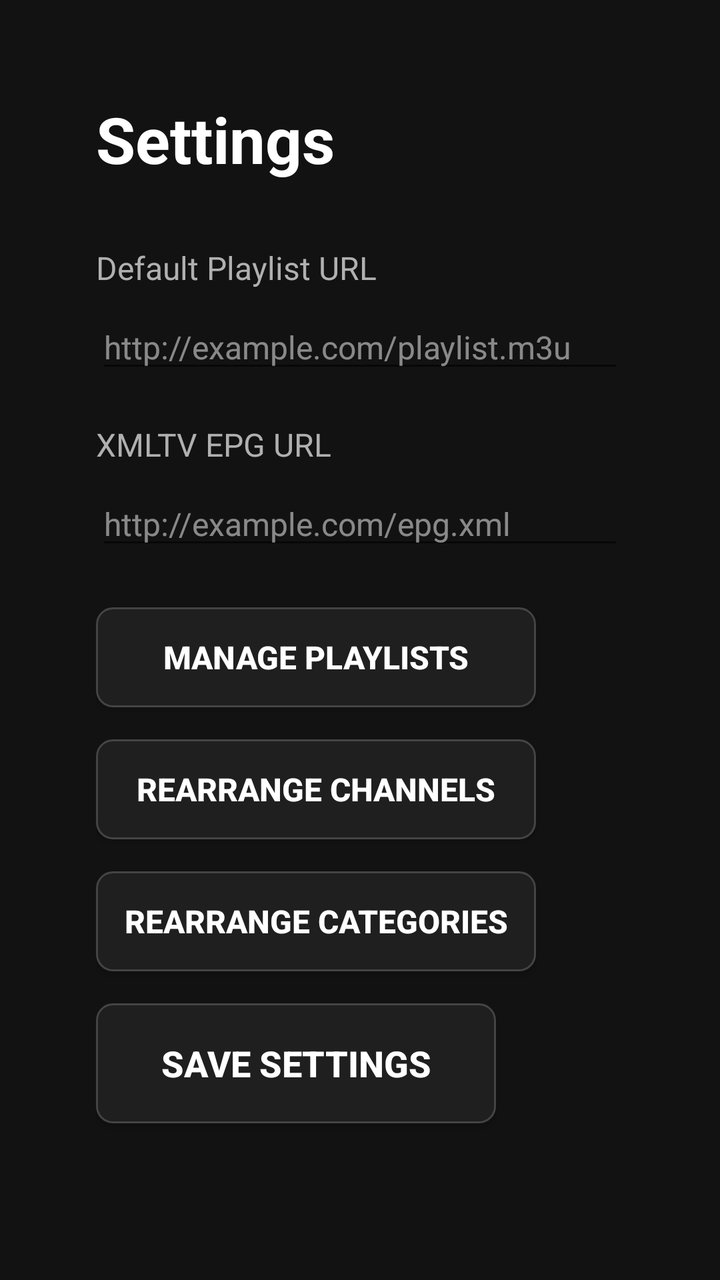
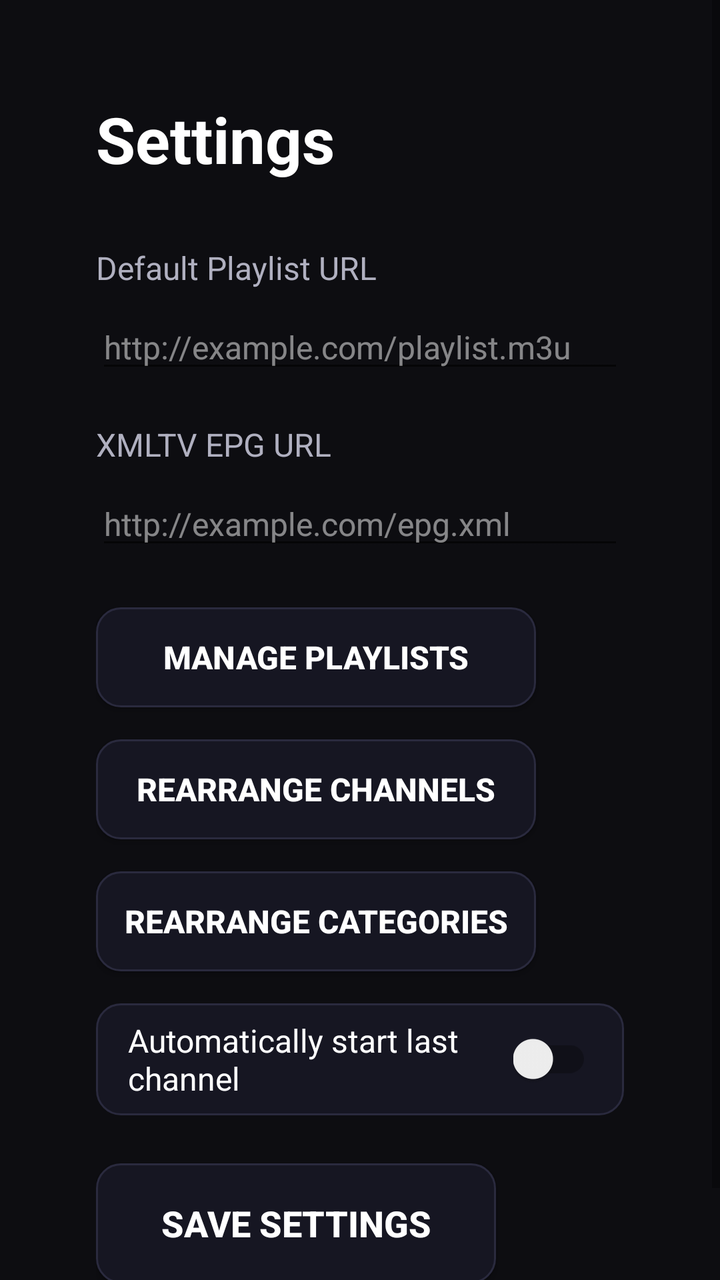

The first picture is an Android layout as it rendered before a commit; the second is the same layout after the commit. The layout source and the unified diff follow.
<!-- AndroidManifest.xml: application theme Theme.IPTVMate -->
<!-- res/layout/activity_settings.xml -->
<?xml version="1.0" encoding="utf-8"?>
<LinearLayout xmlns:android="http://schemas.android.com/apk/res/android"
    android:layout_width="match_parent"
    android:layout_height="match_parent"
    android:background="#FF121212"
    android:orientation="vertical"
    android:padding="48dp">

    <TextView
        android:layout_width="wrap_content"
        android:layout_height="wrap_content"
        android:layout_marginBottom="32dp"
        android:text="@string/settings"
        android:textColor="#FFFFFFFF"
        android:textSize="32sp"
        android:textStyle="bold" />

    <TextView
        android:layout_width="wrap_content"
        android:layout_height="wrap_content"
        android:layout_marginBottom="8dp"
        android:text="@string/default_playlist_url"
        android:textColor="#FFB0B0B0"
        android:textSize="16sp" />

    <EditText
        android:id="@+id/etSettingsPlaylistUrl"
        android:layout_width="match_parent"
        android:layout_height="wrap_content"
        android:layout_marginBottom="20dp"
        android:autofillHints="uri"
        android:hint="@string/playlist_url_hint"
        android:inputType="textUri"
        android:maxLines="1"
        android:textColor="#FFFFFFFF"
        android:textColorHint="#80FFFFFF"
        android:textSize="16sp" />

    <TextView
        android:layout_width="wrap_content"
        android:layout_height="wrap_content"
        android:layout_marginBottom="8dp"
        android:text="@string/epg_url_label"
        android:textColor="#FFB0B0B0"
        android:textSize="16sp" />

    <EditText
        android:id="@+id/etSettingsEpgUrl"
        android:layout_width="match_parent"
        android:layout_height="wrap_content"
        android:layout_marginBottom="24dp"
        android:autofillHints="uri"
        android:hint="@string/epg_url_hint"
        android:inputType="textUri"
        android:maxLines="1"
        android:textColor="#FFFFFFFF"
        android:textColorHint="#80FFFFFF"
        android:textSize="16sp" />

    <Button
        android:id="@+id/btnManagePlaylists"
        android:layout_width="220dp"
        android:layout_height="50dp"
        android:layout_marginBottom="16dp"
        android:background="@drawable/tv_focusable_background"
        android:focusable="true"
        android:focusableInTouchMode="true"
        android:gravity="center"
        android:text="@string/manage_playlists"
        android:textColor="#FFFFFFFF"
        android:textSize="16sp"
        android:textStyle="bold" />

    <Button
        android:id="@+id/btnRearrangeChannels"
        android:layout_width="220dp"
        android:layout_height="50dp"
        android:layout_marginBottom="16dp"
        android:background="@drawable/tv_focusable_background"
        android:focusable="true"
        android:focusableInTouchMode="true"
        android:gravity="center"
        android:text="@string/rearrange_channels"
        android:textColor="#FFFFFFFF"
        android:textSize="16sp"
        android:textStyle="bold" />

    <Button
        android:id="@+id/btnRearrangeCategories"
        android:layout_width="220dp"
        android:layout_height="50dp"
        android:layout_marginBottom="16dp"
        android:background="@drawable/tv_focusable_background"
        android:focusable="true"
        android:focusableInTouchMode="true"
        android:gravity="center"
        android:text="@string/rearrange_categories"
        android:textColor="#FFFFFFFF"
        android:textSize="16sp"
        android:textStyle="bold" />

    <Button
        android:id="@+id/btnSaveSettings"
        android:layout_width="200dp"
        android:layout_height="60dp"
        android:background="@drawable/tv_focusable_background"
        android:focusable="true"
        android:focusableInTouchMode="true"
        android:gravity="center"
        android:text="@string/save_settings"
        android:textColor="#FFFFFFFF"
        android:textSize="18sp"
        android:textStyle="bold" />

</LinearLayout>
<!-- resources referenced by this layout -->
<resources>
  <!-- drawable tv_focusable_background (drawable) -->
  <?xml version="1.0" encoding="utf-8"?>
  <selector xmlns:android="http://schemas.android.com/apk/res/android">
      <item android:state_focused="true">
          <shape android:shape="rectangle">
              <solid android:color="#FF3700B3" />
              <corners android:radius="8dp" />
              <stroke android:width="3dp" android:color="#FFFFFFFF" />
          </shape>
      </item>
      <item>
          <shape android:shape="rectangle">
              <solid android:color="#FF1F1F1F" />
              <corners android:radius="8dp" />
              <stroke android:width="1dp" android:color="#FF444444" />
          </shape>
      </item>
  </selector>
  <string name="default_playlist_url">Default Playlist URL</string>
  <string name="epg_url_hint">http://example.com/epg.xml</string>
  <string name="epg_url_label">XMLTV EPG URL</string>
  <string name="manage_playlists">Manage Playlists</string>
  <string name="playlist_url_hint">http://example.com/playlist.m3u</string>
  <string name="rearrange_categories">Rearrange Categories</string>
  <string name="rearrange_channels">Rearrange Channels</string>
  <string name="save_settings">Save Settings</string>
  <string name="settings">Settings</string>
  <style name="Theme.IPTVMate" parent="@style/Theme.AppCompat.DayNight.NoActionBar" />
</resources>

<!-- the commit's change to res/layout/activity_settings.xml (unified diff, before → after) -->
@@ -1,115 +1,152 @@
 <?xml version="1.0" encoding="utf-8"?>
-<LinearLayout xmlns:android="http://schemas.android.com/apk/res/android"
+<ScrollView xmlns:android="http://schemas.android.com/apk/res/android"
     android:layout_width="match_parent"
     android:layout_height="match_parent"
-    android:background="#FF121212"
-    android:orientation="vertical"
-    android:padding="48dp">
+    android:background="@color/cinema_background"
+    android:fillViewport="true">
 
-    <TextView
-        android:layout_width="wrap_content"
-        android:layout_height="wrap_content"
-        android:layout_marginBottom="32dp"
-        android:text="@string/settings"
-        android:textColor="#FFFFFFFF"
-        android:textSize="32sp"
-        android:textStyle="bold" />
-
-    <TextView
-        android:layout_width="wrap_content"
-        android:layout_height="wrap_content"
-        android:layout_marginBottom="8dp"
-        android:text="@string/default_playlist_url"
-        android:textColor="#FFB0B0B0"
-        android:textSize="16sp" />
-
-    <EditText
-        android:id="@+id/etSettingsPlaylistUrl"
+    <LinearLayout
         android:layout_width="match_parent"
         android:layout_height="wrap_content"
-        android:layout_marginBottom="20dp"
-        android:autofillHints="uri"
-        android:hint="@string/playlist_url_hint"
-        android:inputType="textUri"
-        android:maxLines="1"
-        android:textColor="#FFFFFFFF"
-        android:textColorHint="#80FFFFFF"
-        android:textSize="16sp" />
+        android:orientation="vertical"
+        android:padding="48dp">
 
-    <TextView
-        android:layout_width="wrap_content"
-        android:layout_height="wrap_content"
-        android:layout_marginBottom="8dp"
-        android:text="@string/epg_url_label"
-        android:textColor="#FFB0B0B0"
-        android:textSize="16sp" />
+        <TextView
+            android:layout_width="wrap_content"
+            android:layout_height="wrap_content"
+            android:layout_marginBottom="32dp"
+            android:text="@string/settings"
+            android:textColor="@color/cinema_text_primary"
+            android:textSize="32sp"
+            android:textStyle="bold" />
 
-    <EditText
-        android:id="@+id/etSettingsEpgUrl"
-        android:layout_width="match_parent"
-        android:layout_height="wrap_content"
-        android:layout_marginBottom="24dp"
-        android:autofillHints="uri"
-        android:hint="@string/epg_url_hint"
-        android:inputType="textUri"
-        android:maxLines="1"
-        android:textColor="#FFFFFFFF"
-        android:textColorHint="#80FFFFFF"
-        android:textSize="16sp" />
+        <TextView
+            android:layout_width="wrap_content"
+            android:layout_height="wrap_content"
+            android:layout_marginBottom="8dp"
+            android:text="@string/default_playlist_url"
+            android:textColor="@color/cinema_text_secondary"
+            android:textSize="16sp" />
 
-    <Button
-        android:id="@+id/btnManagePlaylists"
-        android:layout_width="220dp"
-        android:layout_height="50dp"
-        android:layout_marginBottom="16dp"
-        android:background="@drawable/tv_focusable_background"
-        android:focusable="true"
-        android:focusableInTouchMode="true"
-        android:gravity="center"
-        android:text="@string/manage_playlists"
-        android:textColor="#FFFFFFFF"
-        android:textSize="16sp"
-        android:textStyle="bold" />
+        <EditText
+            android:id="@+id/etSettingsPlaylistUrl"
+            android:layout_width="match_parent"
+            android:layout_height="wrap_content"
+            android:layout_marginBottom="20dp"
+            android:autofillHints="uri"
+            android:hint="@string/playlist_url_hint"
+            android:inputType="textUri"
+            android:maxLines="1"
+            android:textColor="@color/cinema_text_primary"
+            android:textColorHint="#80FFFFFF"
+            android:textSize="16sp" />
 
-    <Button
-        android:id="@+id/btnRearrangeChannels"
-        android:layout_width="220dp"
-        android:layout_height="50dp"
-        android:layout_marginBottom="16dp"
-        android:background="@drawable/tv_focusable_background"
-        android:focusable="true"
-        android:focusableInTouchMode="true"
-        android:gravity="center"
-        android:text="@string/rearrange_channels"
-        android:textColor="#FFFFFFFF"
-        android:textSize="16sp"
-        android:textStyle="bold" />
+        <TextView
+            android:layout_width="wrap_content"
+            android:layout_height="wrap_content"
+            android:layout_marginBottom="8dp"
+            android:text="@string/epg_url_label"
+            android:textColor="@color/cinema_text_secondary"
+            android:textSize="16sp" />
 
-    <Button
-        android:id="@+id/btnRearrangeCategories"
-        android:layout_width="220dp"
-        android:layout_height="50dp"
-        android:layout_marginBottom="16dp"
-        android:background="@drawable/tv_focusable_background"
-        android:focusable="true"
-        android:focusableInTouchMode="true"
-        android:gravity="center"
-        android:text="@string/rearrange_categories"
-        android:textColor="#FFFFFFFF"
-        android:textSize="16sp"
-        android:textStyle="bold" />
+        <EditText
+            android:id="@+id/etSettingsEpgUrl"
+            android:layout_width="match_parent"
+            android:layout_height="wrap_content"
+            android:layout_marginBottom="24dp"
+            android:autofillHints="uri"
+            android:hint="@string/epg_url_hint"
+            android:inputType="textUri"
+            android:maxLines="1"
+            android:textColor="@color/cinema_text_primary"
+            android:textColorHint="#80FFFFFF"
+            android:textSize="16sp" />
 
-    <Button
-        android:id="@+id/btnSaveSettings"
-        android:layout_width="200dp"
-        android:layout_height="60dp"
-        android:background="@drawable/tv_focusable_background"
-        android:focusable="true"
-        android:focusableInTouchMode="true"
-        android:gravity="center"
-        android:text="@string/save_settings"
-        android:textColor="#FFFFFFFF"
-        android:textSize="18sp"
-        android:textStyle="bold" />
+        <Button
+            android:id="@+id/btnManagePlaylists"
+            android:layout_width="220dp"
+            android:layout_height="50dp"
+            android:layout_marginBottom="16dp"
+            android:background="@drawable/tv_focusable_background"
+            android:focusable="true"
+            android:focusableInTouchMode="true"
+            android:gravity="center"
+            android:text="@string/manage_playlists"
+            android:textColor="@color/cinema_text_primary"
+            android:textSize="16sp"
+            android:textStyle="bold" />
 
-</LinearLayout>
+        <Button
+            android:id="@+id/btnRearrangeChannels"
+            android:layout_width="220dp"
+            android:layout_height="50dp"
+            android:layout_marginBottom="16dp"
+            android:background="@drawable/tv_focusable_background"
+            android:focusable="true"
+            android:focusableInTouchMode="true"
+            android:gravity="center"
+            android:text="@string/rearrange_channels"
+            android:textColor="@color/cinema_text_primary"
+            android:textSize="16sp"
+            android:textStyle="bold" />
+
+        <Button
+            android:id="@+id/btnRearrangeCategories"
+            android:layout_width="220dp"
+            android:layout_height="50dp"
+            android:layout_marginBottom="16dp"
+            android:background="@drawable/tv_focusable_background"
+            android:focusable="true"
+            android:focusableInTouchMode="true"
+            android:gravity="center"
+            android:text="@string/rearrange_categories"
+            android:textColor="@color/cinema_text_primary"
+            android:textSize="16sp"
+            android:textStyle="bold" />
+
+        <LinearLayout
+            android:id="@+id/layoutAutoPlayRow"
+            android:layout_width="match_parent"
+            android:layout_height="56dp"
+            android:layout_marginBottom="24dp"
+            android:background="@drawable/tv_focusable_background"
+            android:clickable="true"
+            android:focusable="true"
+            android:focusableInTouchMode="true"
+            android:gravity="center_vertical"
+            android:orientation="horizontal"
+            android:paddingHorizontal="16dp">
+
+            <TextView
+                android:layout_width="0dp"
+                android:layout_height="wrap_content"
+                android:layout_weight="1"
+                android:text="@string/auto_play_last_channel"
+                android:textColor="@color/cinema_text_primary"
+                android:textSize="16sp" />
+
+            <androidx.appcompat.widget.SwitchCompat
+                android:id="@+id/switchAutoPlayLastChannel"
+                android:layout_width="wrap_content"
+                android:layout_height="wrap_content"
+                android:clickable="false"
+                android:focusable="false"
+                android:focusableInTouchMode="false" />
+
+        </LinearLayout>
+
+        <Button
+            android:id="@+id/btnSaveSettings"
+            android:layout_width="200dp"
+            android:layout_height="60dp"
+            android:background="@drawable/tv_focusable_background"
+            android:focusable="true"
+            android:focusableInTouchMode="true"
+            android:gravity="center"
+            android:text="@string/save_settings"
+            android:textColor="@color/cinema_text_primary"
+            android:textSize="18sp"
+            android:textStyle="bold" />
+
+    </LinearLayout>
+</ScrollView>
<!-- resource entries referenced after the edit -->
@@ -1,23 +1,27 @@
 <!-- resources referenced by this layout -->
 <resources>
+  <color name="cinema_background">#0D0D11</color>
+  <color name="cinema_text_primary">#FFFFFF</color>
+  <color name="cinema_text_secondary">#B0B0C0</color>
   <!-- drawable tv_focusable_background (drawable) -->
   <?xml version="1.0" encoding="utf-8"?>
   <selector xmlns:android="http://schemas.android.com/apk/res/android">
       <item android:state_focused="true">
           <shape android:shape="rectangle">
-              <solid android:color="#FF3700B3" />
-              <corners android:radius="8dp" />
-              <stroke android:width="3dp" android:color="#FFFFFFFF" />
+              <solid android:color="#2A2A4A" />
+              <corners android:radius="12dp" />
+              <stroke android:width="3dp" android:color="#00E5FF" />
           </shape>
       </item>
       <item>
           <shape android:shape="rectangle">
-              <solid android:color="#FF1F1F1F" />
-              <corners android:radius="8dp" />
-              <stroke android:width="1dp" android:color="#FF444444" />
+              <solid android:color="#161622" />
+              <corners android:radius="12dp" />
+              <stroke android:width="1dp" android:color="#2A2A3E" />
           </shape>
       </item>
   </selector>
+  <string name="auto_play_last_channel">Automatically start last channel</string>
   <string name="default_playlist_url">Default Playlist URL</string>
   <string name="epg_url_hint">http://example.com/epg.xml</string>
   <string name="epg_url_label">XMLTV EPG URL</string>
@@ -27,6 +31,13 @@
   <string name="rearrange_channels">Rearrange Channels</string>
   <string name="save_settings">Save Settings</string>
   <string name="settings">Settings</string>
-  <style name="Theme.IPTVMate" parent="@style/Theme.AppCompat.DayNight.NoActionBar" />
+  <style name="Theme.IPTVMate" parent="@style/Theme.AppCompat.DayNight.NoActionBar">
+          <item name="colorPrimary">@color/cinema_primary</item>
+          <item name="colorAccent">@color/cinema_secondary</item>
+          <item name="android:windowBackground">@color/cinema_background</item>
+          <item name="android:colorBackground">@color/cinema_background</item>
+      </style>
+  <color name="cinema_primary">#00E5FF</color>
+  <color name="cinema_secondary">#7C4DFF</color>
 </resources>
 
